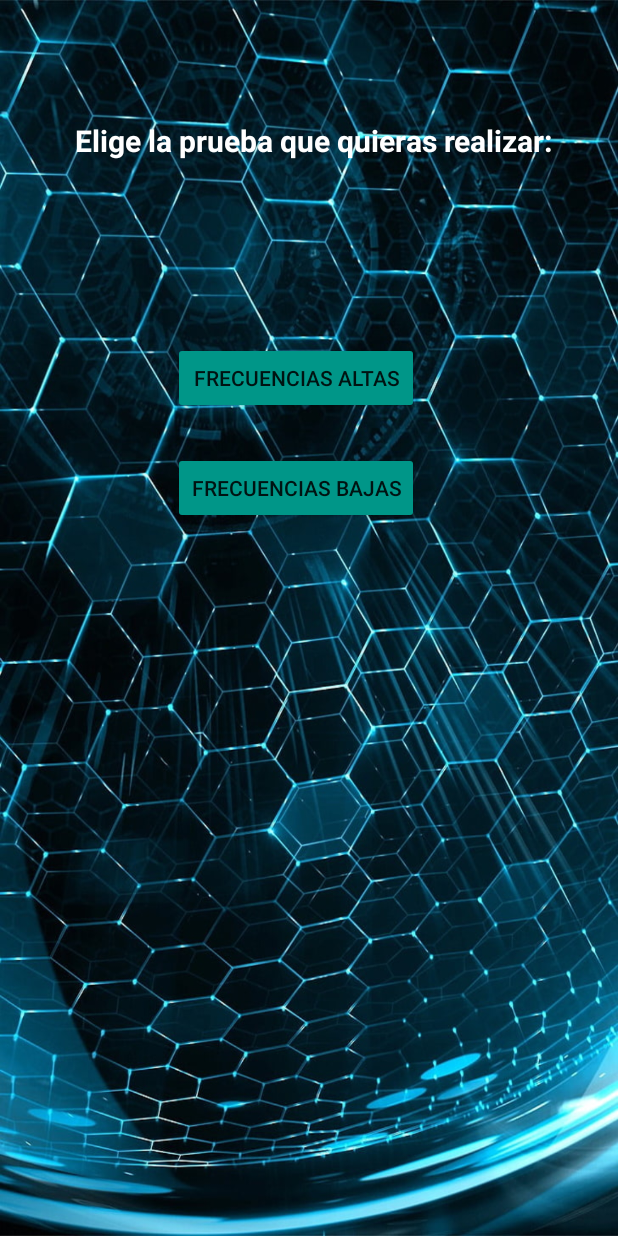
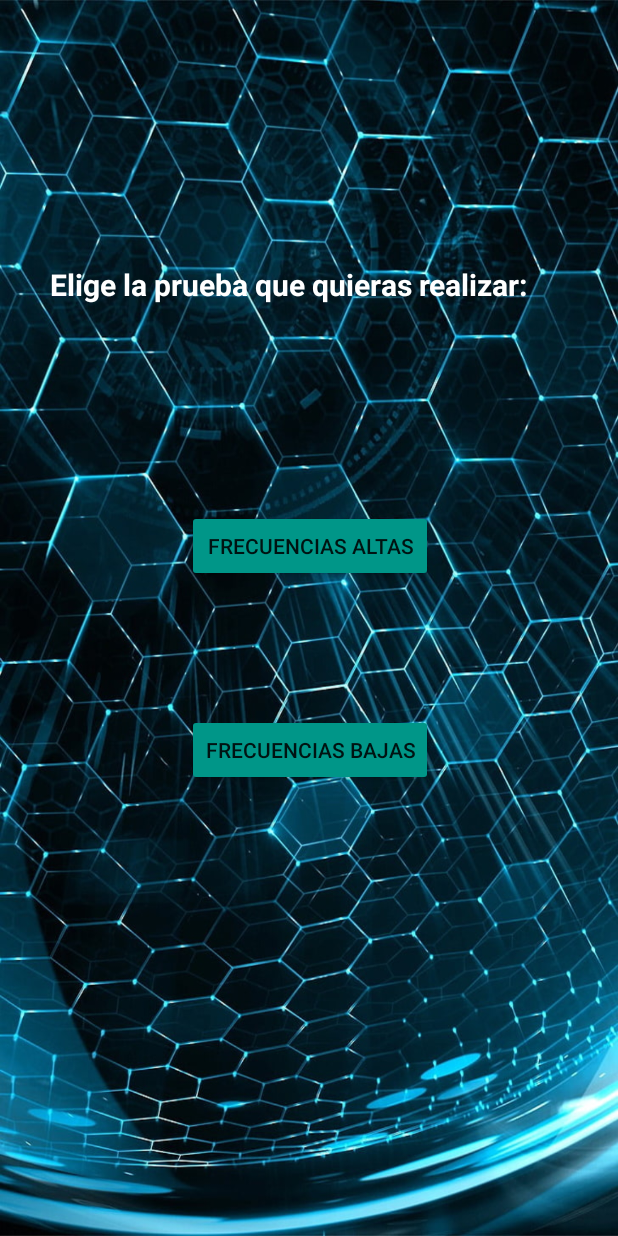
Before and after one commit to javixxxx/trabajoweno, an Android app: the pantallaFrecuencias screen opened directly, with no data from a screen before it, on a phone screen of 412 x 824 dp. Run offline under Robolectric (Android 15) with nearby library versions, the phone set to English and light mode, and no system bars.

```diff
--- a/app/src/main/res/layout/activity_pantalla_frecuencias.xml
+++ b/app/src/main/res/layout/activity_pantalla_frecuencias.xml
@@ -1,55 +1,55 @@
 <?xml version="1.0" encoding="utf-8"?>
-<LinearLayout xmlns:android="http://schemas.android.com/apk/res/android"
+<androidx.constraintlayout.widget.ConstraintLayout xmlns:android="http://schemas.android.com/apk/res/android"
     xmlns:app="http://schemas.android.com/apk/res-auto"
     xmlns:tools="http://schemas.android.com/tools"
+    android:id="@+id/linearLayout5"
     android:layout_width="match_parent"
     android:layout_height="match_parent"
-    android:orientation="vertical"
     android:background="@drawable/fondo3"
-    tools:context=".pantallaFrecuencias"
-    >
+    tools:context=".pantallaFrecuencias">
+
 
     <TextView
         android:id="@+id/text5"
         android:layout_width="wrap_content"
         android:layout_height="wrap_content"
-        android:layout_marginLeft="50dp"
-        android:layout_marginTop="80dp"
+        android:layout_marginTop="176dp"
+        android:layout_marginEnd="60dp"
         android:minHeight="48dp"
         android:onClick="altas"
         android:text="@string/intro2"
         android:textColor="@color/intro2"
         android:textSize="20sp"
-        android:textStyle="bold" />
+        android:textStyle="bold"
+        app:layout_constraintEnd_toEndOf="parent"
+        app:layout_constraintTop_toTopOf="parent" />
 
-    <TableLayout
-        android:layout_width="wrap_content"
-        android:layout_height="wrap_content">
-        <TableRow>
     <Button
         android:id="@+id/boton2"
-                android:layout_width="match_parent"
+        android:layout_width="0dp"
         android:layout_height="wrap_content"
-                android:layout_marginTop="100dp"
-                android:layout_marginLeft="115dp"
+        android:layout_marginTop="340dp"
         android:backgroundTint="#009688"
+        android:shadowRadius="@integer/material_motion_duration_long_1"
+        android:text="@string/boton2"
         app:cornerRadius="20dp"
-                android:shadowRadius="@integer/material_motion_duration_long_1"
-                android:text="@string/boton2" />
-        </TableRow>
+        app:layout_constraintEnd_toEndOf="@+id/boton3"
+        app:layout_constraintHorizontal_bias="1.0"
+        app:layout_constraintStart_toStartOf="@+id/boton3"
+        app:layout_constraintTop_toTopOf="parent" />
 
-        <TableRow>
     <Button
         android:id="@+id/boton3"
-                android:layout_width="match_parent"
+        android:layout_width="wrap_content"
         android:layout_height="wrap_content"
-                android:layout_marginTop="25dp"
-                android:layout_marginStart="115dp"
+        android:layout_marginTop="88dp"
         android:backgroundTint="#009688"
+        android:text="@string/boton3"
         app:cornerRadius="20dp"
-                android:text="@string/boton3"
-                />
-        </TableRow>
-    </TableLayout>
+        app:layout_constraintEnd_toEndOf="parent"
+        app:layout_constraintHorizontal_bias="0.504"
+        app:layout_constraintStart_toStartOf="parent"
+        app:layout_constraintTop_toBottomOf="@+id/boton2" />
 
-</LinearLayout>
+
+</androidx.constraintlayout.widget.ConstraintLayout>
```
Also changed, not shown: app/src/main/java/com/example/trabajoweno/app.java (added, +44 -0 lines), app/src/main/res/layout/activity_pantalla_altas.xml (+7 -5 lines), app/src/main/res/layout/prueba2.xml (+4 -4 lines). Lines whose indentation alone changed are shown as unchanged.
